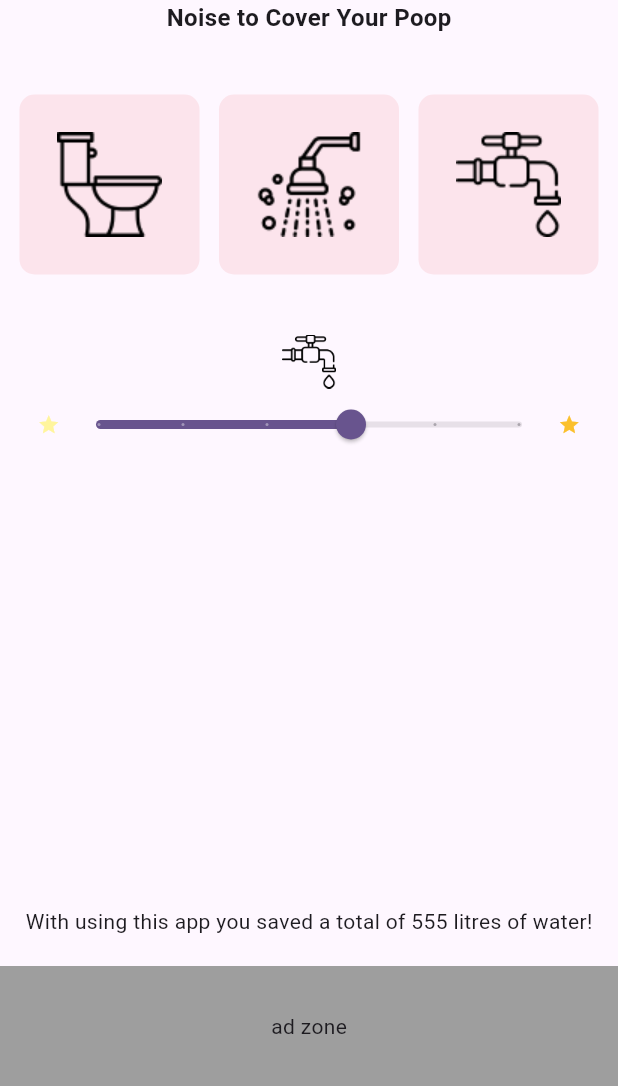
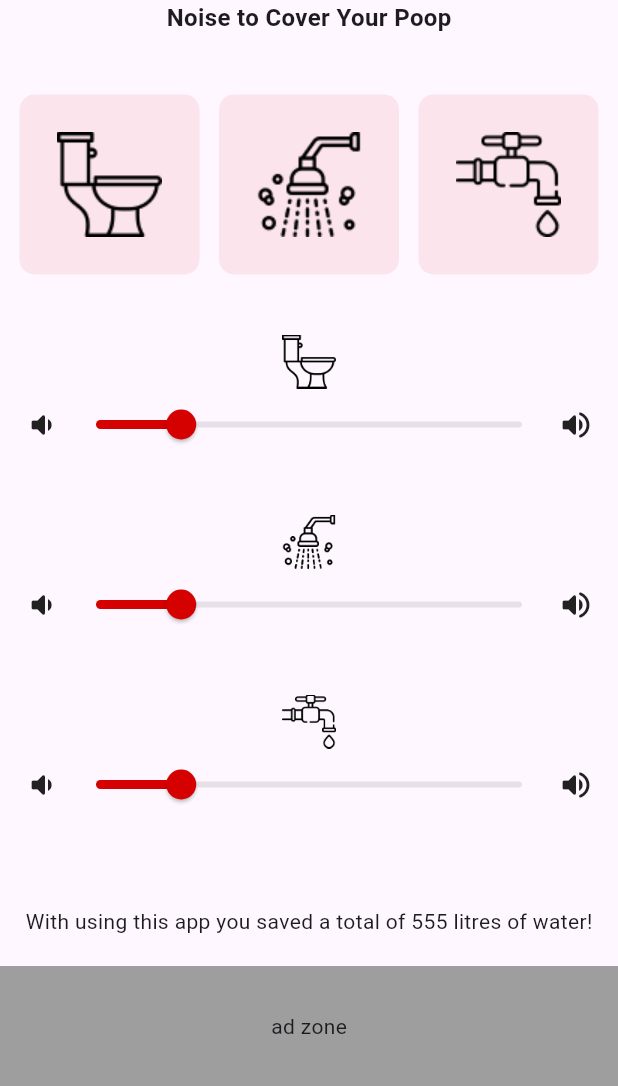
Before and after one commit to Abderrahmane07/Toilettes, a Flutter app: the screen it shows after launch, on a phone screen of 412 x 824 dp, the part 150-1236 px from its top. Run offline on Flutter 3.47's test engine with Material 2 defaults, Android fonts, the phone set to English and light mode, and no system bars.

Commit message:
visually working slider

```diff
--- a/lib/views/screens/home_screen.dart
+++ b/lib/views/screens/home_screen.dart
@@ -42,8 +42,22 @@ class _HomeScreenState extends State<HomeScreen> {
               children: [
                 SliderWidget(
                   iconDimensions: 36,
+                  iconLink: "assets/images/tassa_black.png",
+                ),
+                SizedBox(
+                  height: 36,
+                ),
+                SliderWidget(
+                  iconDimensions: 36,
+                  iconLink: "assets/images/shower_black.png",
+                ),
+                SizedBox(
+                  height: 36,
+                ),
+                SliderWidget(
+                  iconDimensions: 36,
                   iconLink: "assets/images/tap_black.png",
-                )
+                ),
               ],
             ),
             const Spacer(),
--- a/lib/views/widgets/slider_widget.dart
+++ b/lib/views/widgets/slider_widget.dart
@@ -1,6 +1,6 @@
 import 'package:flutter/material.dart';
 
-class SliderWidget extends StatelessWidget {
+class SliderWidget extends StatefulWidget {
   final double iconDimensions;
   final String iconLink;
   const SliderWidget({
@@ -10,31 +10,45 @@ class SliderWidget extends StatelessWidget {
   });
 
   @override
+  State<SliderWidget> createState() => _SliderWidgetState();
+}
+
+class _SliderWidgetState extends State<SliderWidget> {
+  double _sliderValue = 20; // Initial value
+
+  @override
   Widget build(BuildContext context) {
     return Column(
       children: [
         Image.asset(
-          iconLink,
-          width: iconDimensions,
-          height: iconDimensions,
+          widget.iconLink,
+          width: widget.iconDimensions,
+          height: widget.iconDimensions,
         ),
         Row(
           mainAxisAlignment: MainAxisAlignment.center,
           children: [
-            Icon(Icons.star, color: Colors.yellow[200], size: 15),
-            // Add a slider widget here
+            const Icon(
+              Icons.volume_down_rounded,
+            ),
             SizedBox(
               width: MediaQuery.of(context).size.width - 80,
               child: Slider(
-                value: 3,
+                activeColor: Colors.redAccent[700],
+                value: _sliderValue,
                 min: 0,
-                max: 5,
-                divisions: 5,
-                label: '3',
-                onChanged: (double value) {},
+                max: 100,
+                label: _sliderValue.toStringAsFixed(1),
+                onChanged: (double value) {
+                  setState(() {
+                    _sliderValue = value;
+                  });
+                },
               ),
             ),
-            Icon(Icons.star, color: Colors.yellow[700], size: 15),
+            const Icon(
+              Icons.volume_up_rounded,
+            ),
           ],
         )
       ],
```
